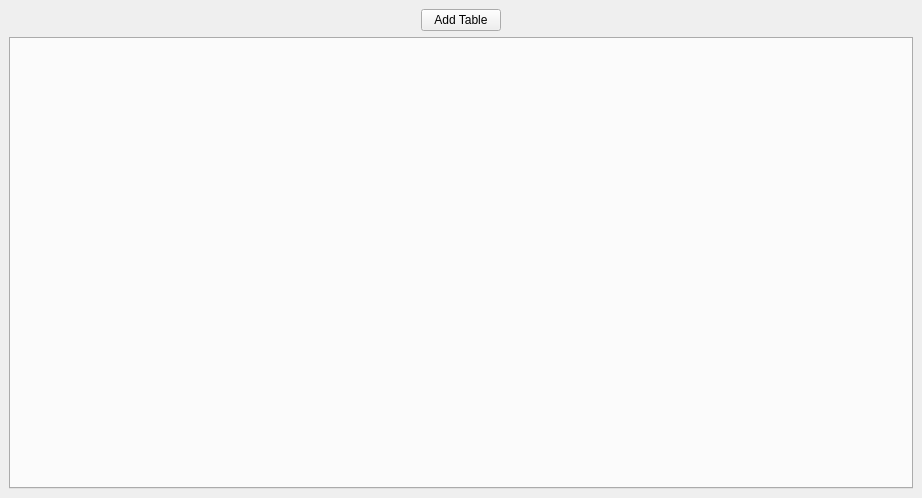
Above: WWplot/ui/application_window.ui from wwmm/wwplot before the change. Below: the same form after it.
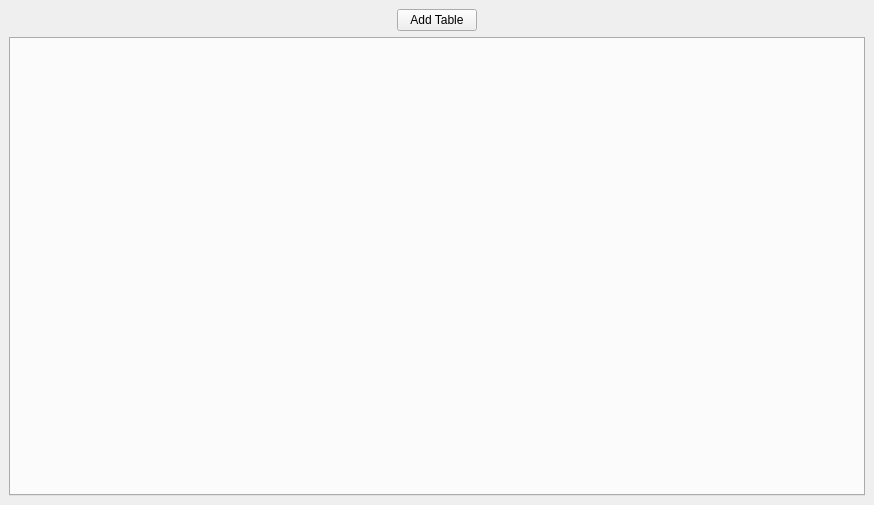
That is the form after the change.

What changed in the file:
```diff
--- a/WWplot/ui/application_window.ui
+++ b/WWplot/ui/application_window.ui
@@ -6,8 +6,8 @@
    <rect>
     <x>0</x>
     <y>0</y>
-    <width>922</width>
-    <height>498</height>
+    <width>874</width>
+    <height>505</height>
    </rect>
   </property>
   <property name="windowTitle">
```
Left out of the diff: 42 changed lines with no effect on the pictures.
